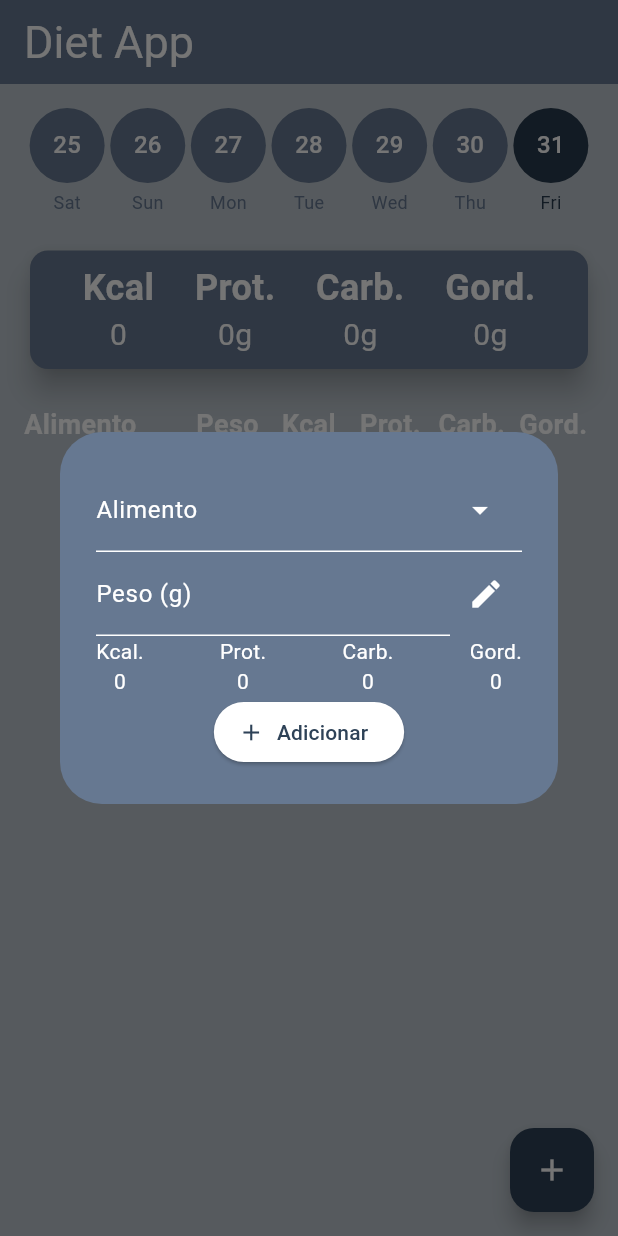
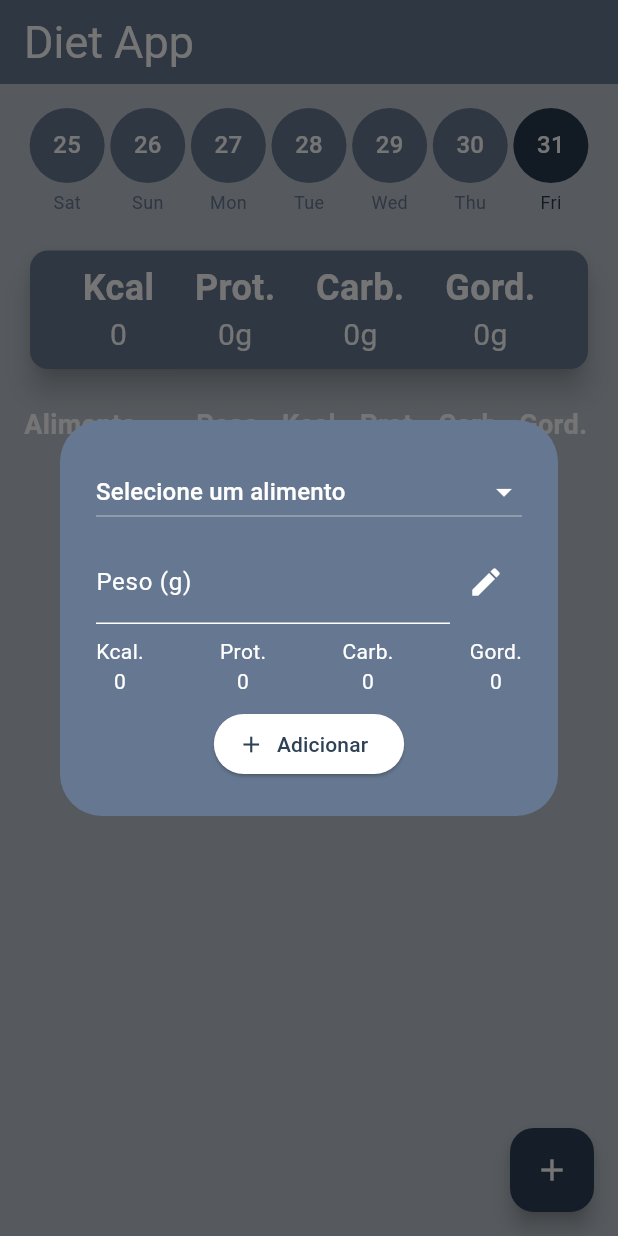
Before and after one commit to felipebraga7/diet_app, a Flutter app: the screen it shows after launch, after a tap on the "add" icon, on a phone screen of 412 x 824 dp. Run offline on Flutter 3.47's test engine with Material 3 defaults, Android fonts, the phone set to English and light mode, and no system bars; our stand-ins replace flutter_slidable, get, hive, hive_flutter; accounts and stored records are empty.

Commit message:
feat(dialog): add edit feature WIP

```diff
--- a/lib/pages/home_page.dart
+++ b/lib/pages/home_page.dart
@@ -30,7 +30,7 @@ class _MyHomePageState extends State<MyHomePage> {
     showDialog(
       context: context,
       builder: (context) {
-        return AddDialog();
+        return AddDialog(editMode: false);
       },
     );
   }
--- a/lib/widgets/add_food_dialog.dart
+++ b/lib/widgets/add_food_dialog.dart
@@ -6,35 +6,53 @@ import '../util/utils.dart';
 import '../controller/food_controller.dart';
 
 class AddDialog extends StatefulWidget {
-  const AddDialog({super.key});
+  final bool? editMode;
+  final Food? currentFood;
+
+  const AddDialog({super.key, this.editMode, this.currentFood});
 
   @override
   State<AddDialog> createState() => _AddDialogState();
 }
 
 class _AddDialogState extends State<AddDialog> {
+  late Food? dropdownValue;
+  late bool editMode;
+  bool showWarning = false;
+  late FocusNode textInputFocous;
+
   final FoodController foodController = Get.put(FoodController());
-  final TextEditingController weightController = TextEditingController();
+  late TextEditingController weightController = TextEditingController();
 
-  final List<Food> foods = [
-    Food(name: 'Chicken Breast', weight: 200, calories: 330, protein: 62, carbs: 0, fat: 7, date: null),
-    Food(name: 'Egg', weight: 50, calories: 70, protein: 6, carbs: 0.6, fat: 5, date: null),
-    Food(name: 'Greek Yogurt', weight: 150, calories: 100, protein: 10, carbs: 4, fat: 0, date: null),
-    Food(name: 'Tofu', weight: 100, calories: 70, protein: 8, carbs: 2, fat: 4, date: null),
-    Food(name: 'Salmon', weight: 150, calories: 230, protein: 25, carbs: 0, fat: 14, date: null),
-    Food(name: 'Lentils', weight: 100, calories: 116, protein: 9, carbs: 20, fat: 0.3, date: null),
-    Food(name: 'Cottage Cheese', weight: 150, calories: 120, protein: 15, carbs: 3, fat: 5, date: null),
-    Food(name: 'Almonds', weight: 30, calories: 170, protein: 6, carbs: 6, fat: 15, date: null),
-    Food(name: 'Beef (Sirloin)', weight: 200, calories: 420, protein: 50, carbs: 0, fat: 20, date: null),
-    Food(name: 'Tuna (Canned in Water)', weight: 100, calories: 100, protein: 20, carbs: 0, fat: 1, date: null),
-    Food(name: 'Chickpeas', weight: 100, calories: 164, protein: 9, carbs: 27, fat: 2.6, date: null),
-    Food(name: 'Quinoa', weight: 100, calories: 120, protein: 4, carbs: 21, fat: 1.9, date: null),
-    Food(name: 'Turkey Breast', weight: 150, calories: 150, protein: 32, carbs: 0, fat: 2, date: null),
-    Food(name: 'Tempeh', weight: 100, calories: 195, protein: 20, carbs: 9, fat: 11, date: null),
-    Food(name: 'Edamame', weight: 100, calories: 121, protein: 11, carbs: 10, fat: 5, date: null),
-  ];
-  Food? dropdownValue = null;
-  bool showWarning = false;
+
+final List<Food> foods = [
+  Food(name: 'Chicken Breast', weight: 200, calories: 1.65, protein: 0.31, carbs: 0.0, fat: 0.035, date: null),
+  Food(name: 'Egg', weight: 50, calories: 1.4, protein: 0.12, carbs: 0.012, fat: 0.1, date: null),
+  Food(name: 'Greek Yogurt', weight: 150, calories: 0.6667, protein: 0.0667, carbs: 0.0267, fat: 0.0, date: null),
+  Food(name: 'Tofu', weight: 100, calories: 0.7, protein: 0.08, carbs: 0.02, fat: 0.04, date: null),
+  Food(name: 'Salmon', weight: 150, calories: 1.5333, protein: 0.1667, carbs: 0.0, fat: 0.0933, date: null),
+  Food(name: 'Lentils', weight: 100, calories: 1.16, protein: 0.09, carbs: 0.2, fat: 0.003, date: null),
+  Food(name: 'Cottage Cheese', weight: 150, calories: 0.8, protein: 0.1, carbs: 0.02, fat: 0.0333, date: null),
+  Food(name: 'Almonds', weight: 30, calories: 5.6667, protein: 0.2, carbs: 0.2, fat: 0.5, date: null),
+  Food(name: 'Beef (Sirloin)', weight: 200, calories: 2.1, protein: 0.25, carbs: 0.0, fat: 0.1, date: null),
+  Food(name: 'Tuna (Canned in Water)', weight: 100, calories: 1.0, protein: 0.2, carbs: 0.0, fat: 0.01, date: null),
+  Food(name: 'Chickpeas', weight: 100, calories: 1.64, protein: 0.09, carbs: 0.27, fat: 0.026, date: null),
+  Food(name: 'Quinoa', weight: 100, calories: 1.2, protein: 0.04, carbs: 0.21, fat: 0.019, date: null),
+  Food(name: 'Turkey Breast', weight: 150, calories: 1.0, protein: 0.2133, carbs: 0.0, fat: 0.0133, date: null),
+  Food(name: 'Tempeh', weight: 100, calories: 1.95, protein: 0.2, carbs: 0.09, fat: 0.11, date: null),
+  Food(name: 'Edamame', weight: 100, calories: 1.21, protein: 0.11, carbs: 0.1, fat: 0.05, date: null),
+];
+
+  @override
+  void initState() {
+    super.initState();
+    // Initialize the state with the passed foodType
+    dropdownValue = widget.currentFood;
+    editMode = widget.editMode ?? false;
+    weightController = TextEditingController(text: widget.currentFood?.weight.toString());
+    textInputFocous = FocusNode();
+  }
+
 
   @override
   Widget build(BuildContext context) {
@@ -43,23 +61,27 @@ class _AddDialogState extends State<AddDialog> {
       child: Padding(
         padding: EdgeInsets.all(24),
         child: Column(
+          spacing: 8,
           mainAxisSize: MainAxisSize.min,
           children: [
-            DropdownMenu(
-              label: Text("Alimento"),
-              inputDecorationTheme: InputDecorationTheme(
-                labelStyle: TextStyle(color: Colors.white),
-                suffixIconColor: Colors.white,
-              ),
-              expandedInsets: EdgeInsets.all(0),
-              onSelected: (Food? value) {
+            DropdownButton<Food>(
+              hint: Text('Selecione um alimento', style: TextStyle(color: Colors.white)),
+              iconEnabledColor: Colors.white,
+              dropdownColor: customSwatch.shade300,
+              value: foods.firstWhereOrNull((element) => element.name == dropdownValue?.name),
+              isExpanded: true,
+              onChanged: (Food? value) {
                 setState(() {
                   dropdownValue = value;
                   weightController.text = value?.weight.toString() ?? '';
+                  showWarning = false;
                 });
               },
-              dropdownMenuEntries: foods.map<DropdownMenuEntry<Food>>((Food value) {
-                return DropdownMenuEntry<Food>(value: value, label: value.name);
+              items: foods.map((food) {
+                return DropdownMenuItem(
+                  value: food,
+                  child: Text(food.name),
+                );
               }).toList(),
             ),
             Row(
@@ -68,6 +90,7 @@ class _AddDialogState extends State<AddDialog> {
                   child: TextField(
                     controller: weightController,
                     keyboardType: TextInputType.number,
+                    focusNode: textInputFocous,
                     decoration: InputDecoration(
                       labelText: 'Peso (g)',
                       labelStyle: TextStyle(color: Colors.white),
@@ -78,7 +101,7 @@ class _AddDialogState extends State<AddDialog> {
                   ),
                 ),
                 IconButton(
-                    onPressed: () {},
+                    onPressed: textInputFocous.requestFocus,
                     icon: Icon(Icons.edit, color: Colors.white)
                 )
               ],
@@ -118,7 +141,7 @@ class _AddDialogState extends State<AddDialog> {
                 style: TextStyle(color: Colors.red),
               ),
             ElevatedButton.icon(
-              label: Text("Adicionar"),
+              label: Text(editMode ? "Editar" : "Adicionar"),
               onPressed: () {
                 if (dropdownValue != null) {
                   final weight = double.tryParse(weightController.text) ?? 0;
@@ -139,7 +162,7 @@ class _AddDialogState extends State<AddDialog> {
                   });
                 }
               },
-              icon: Icon(Icons.add),
+              icon: Icon(editMode ? Icons.edit : Icons.add),
             )
           ],
         ),
--- a/lib/widgets/diet_list.dart
+++ b/lib/widgets/diet_list.dart
@@ -5,6 +5,7 @@ import 'package:flutter_slidable/flutter_slidable.dart';
 import '../model/food.dart';
 import 'package:get/get.dart';
 import '../controller/food_controller.dart';
+import 'add_food_dialog.dart';
 
 class DietList extends StatefulWidget {
   final List<Food> foods;
@@ -18,6 +19,15 @@ class DietList extends StatefulWidget {
 
 class _DietListState extends State<DietList> {
   final FoodController foodController = Get.put(FoodController());
+
+  void _onEditPress(Food food) {
+    showDialog(
+      context: context,
+      builder: (context) {
+        return AddDialog(editMode: true, currentFood: food);
+      },
+    );
+  }
 
   @override
   Widget build(BuildContext context) {
@@ -83,6 +93,13 @@ class _DietListState extends State<DietList> {
                         },
                         icon: Icons.delete,
                         backgroundColor: Colors.red,
+                      ),
+                      SlidableAction(
+                        onPressed: (BuildContext context) {
+                          _onEditPress(filteredFoods[index]);
+                        },
+                        icon: Icons.edit,
+                        backgroundColor: Colors.blue,
                       )
                     ]
                   ),
```
